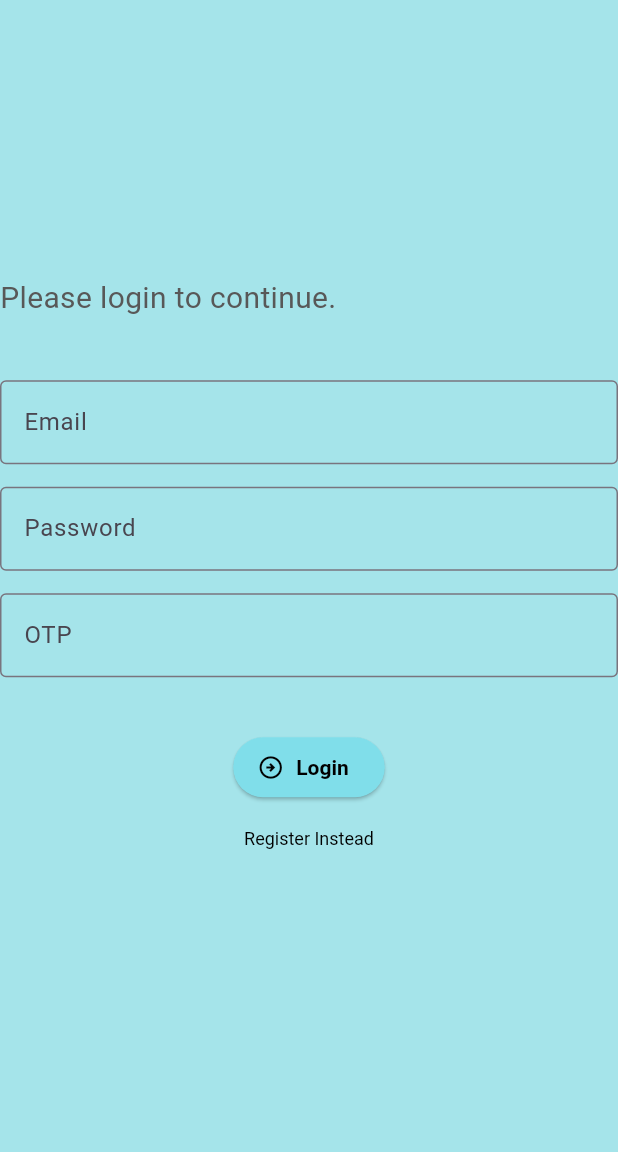
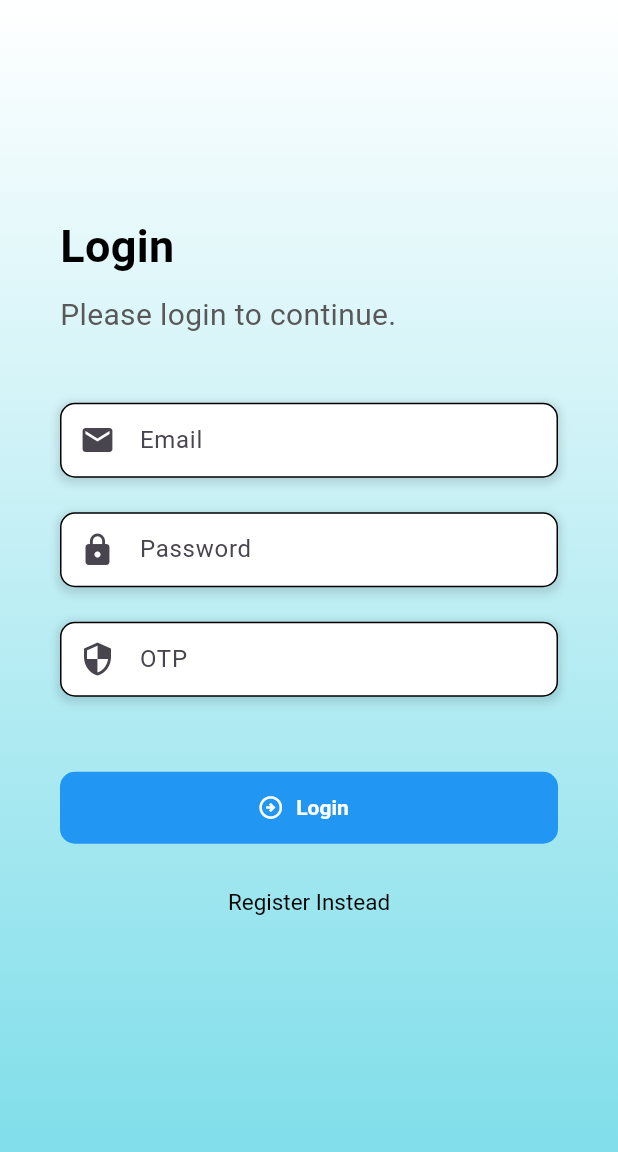
Before and after one commit to T0nyLin/TAanywhere, a Flutter app: the screen it shows after launch, on a phone screen of 412 x 824 dp, the part 84-1236 px from its top. Run offline on Flutter 3.47's test engine with Material 2 defaults, Android fonts, the phone set to English and light mode, and no system bars; drawn by our look-alikes of overlay_support; our stand-ins replace cached_network_image, camera, cloud_firestore, firebase_auth, firebase_core, firebase_messaging and 9 more; missing offline and left inert: easy_image_viewer, email_otp; accounts and stored records are empty.

Commit message:
modified login.dart

```diff
--- a/lib/screens/login.dart
+++ b/lib/screens/login.dart
@@ -61,7 +61,7 @@ class _LoginScreenState extends State<LoginScreen> {
       appName: "Email OTP",
       userEmail: email,
       otpLength: 6,
-      otpType: OTPType.digitsOnly
+      otpType: OTPType.digitsOnly,
     );
 
     if (await myauth.sendOTP() == true) {
@@ -76,7 +76,6 @@ class _LoginScreenState extends State<LoginScreen> {
   }
 
   Future<void> verifyOTP(String email, String otp) async {
-
     if (await myauth.verifyOTP(otp: otp) == true) {
       createUserWithEmailAndPassword();
     } else {
@@ -90,8 +89,25 @@ class _LoginScreenState extends State<LoginScreen> {
   Widget _entryField(
     String title,
     TextEditingController controller,
+    IconData? iconData,
   ) {
-    return TextField(
+    return Padding(
+      padding: const EdgeInsets.symmetric(vertical: 4.0, horizontal: 40.0),
+      child: Container(
+        decoration: BoxDecoration(
+          borderRadius: BorderRadius.circular(10.0),
+          border: Border.all(color: Colors.black),
+          boxShadow: const [
+            BoxShadow(
+              color: Colors.black12,
+              spreadRadius: 2.0,
+              blurRadius: 4.0,
+              offset: Offset(0, 2),
+            ),
+          ],
+          color: Colors.white,
+        ),
+        child: TextField(
           keyboardType: title == 'Email'
               ? TextInputType.emailAddress
               : TextInputType.text,
@@ -101,18 +117,26 @@ class _LoginScreenState extends State<LoginScreen> {
           enabled: !isOTPSent || (isOTPSent && title == 'OTP'),
           decoration: InputDecoration(
             labelText: title,
-        border: const OutlineInputBorder(),
+            border: InputBorder.none,
             hintText: title == 'Email'
                 ? 'Email'
                 : title == 'OTP'
                     ? 'OTP'
                     : 'Password',
+            contentPadding: const EdgeInsets.symmetric(horizontal: 10.0),
+            prefixIcon: Icon(iconData),
+          ),
+        ),
       ),
     );
   }
 
   Widget _errorMessage() {
-    return Text(errorMessage == '' ? '' : 'Humm ? $errorMessage');
+  return Center(
+    child: Text(
+      errorMessage == '' ? '' : 'Humm ? $errorMessage',
+    ),
+  );
 }
 
   Widget _submitButton() {
@@ -136,18 +160,34 @@ class _LoginScreenState extends State<LoginScreen> {
       });
     });
 
-    return ElevatedButton.icon(
+    return Container(
+      width: double.infinity,
+      margin: const EdgeInsets.symmetric(horizontal: 40, vertical: 10),
+      decoration: BoxDecoration(
+        borderRadius: BorderRadius.circular(10),
+        color: Colors.blue,
+      ),
+      child: ElevatedButton.icon(
+        style: ElevatedButton.styleFrom(
+          backgroundColor: Colors.transparent,
+          elevation: 0,
+        ),
         onPressed: isLogin
             ? () => signInWithEmailAndPassword()
             : () => isOTPSent
                 ? verifyOTP(_controllerEmail.text, _controllerOTP.text)
                 : sendOTP(_controllerEmail.text),
-      icon: const Icon(Icons.arrow_circle_right_outlined),
-      label: Text(buttonText),
+        icon: const Icon(
+          Icons.arrow_circle_right_outlined,
+          color: Colors.white,
+        ),
+        label: Text(
+          buttonText,
+          style: const TextStyle(color: Colors.white),
+        ),
+      ),
     );
   }
-
-
 
   Widget _loginOrRegisterButton() {
     return TextButton(
@@ -157,7 +197,10 @@ class _LoginScreenState extends State<LoginScreen> {
           isOTPSent = false;
         });
       },
-      child: Text(isLogin ? 'Register Instead' : 'Login Instead'),
+      child: Text(
+        isLogin ? 'Register Instead' : 'Login Instead',
+        style: const TextStyle(fontSize: 15,),
+        ),
   );
   }
 
@@ -168,28 +211,74 @@ class _LoginScreenState extends State<LoginScreen> {
         title: const Text("TAanywhere"),
         backgroundColor: const Color.fromARGB(255, 128, 222, 234),
       ),
-      body: Center(
+      body: Container(
+        decoration: const BoxDecoration(
+          gradient: LinearGradient(
+            begin: Alignment.topCenter,
+            end: Alignment.bottomCenter,
+            colors: [
+              Colors.white,
+              Color.fromARGB(255, 128, 222, 234),
+            ],
+          ),
+        ),
+        child: Center(
+          child: SingleChildScrollView(
             child: Column(
               mainAxisAlignment: MainAxisAlignment.center,
+              crossAxisAlignment: CrossAxisAlignment.start,
               children: [
-            const Align(
-              alignment: Alignment.centerLeft,
-              child: Text(
+                const Padding(
+                  padding: EdgeInsets.symmetric(horizontal: 40.0),
+                  child: Column(
+                    crossAxisAlignment: CrossAxisAlignment.start,
+                    children: [
+                      Text(
+                        "Login",
+                        style: TextStyle(
+                          fontSize: 30,
+                          fontWeight: FontWeight.bold,
+                          color: Colors.black,
+                        ),
+                      ),
+                      SizedBox(height: 10),
+                      Text(
                         "Please login to continue.",
                         style: TextStyle(fontSize: 20),
                       ),
+                    ],
                   ),
-            const SizedBox(width: 100, height: 40),
-            _entryField('Email', _controllerEmail),
-            const SizedBox(width: 100, height: 15),
-            _entryField('Password', _controllerPassword),
-            const SizedBox(width: 100, height: 15),
-            _entryField('OTP', _controllerOTP),
+                ),
+                const SizedBox(height: 40),
+                _entryField(
+                  'Email',
+                  _controllerEmail,
+                  Icons.email,
+                ),
+                const SizedBox(height: 15),
+                _entryField(
+                  'Password',
+                  _controllerPassword,
+                  Icons.lock,
+                ),
+                const SizedBox(height: 15),
+                _entryField(
+                  'OTP',
+                  _controllerOTP,
+                  Icons.security,
+                ),
                 _errorMessage(),
-            const SizedBox(width: 100, height: 15),
-            _submitButton(),
-            _loginOrRegisterButton(),
+                const SizedBox(height: 15),
+                Center(
+                  child: _submitButton(),
+                ),
+                const SizedBox(height: 5),
+                Center(
+                  child: _loginOrRegisterButton(),
+                ),
               ],
+            ),
+          ),
         ),
       ),
     );
```
Lines whose indentation alone changed are shown as unchanged.
